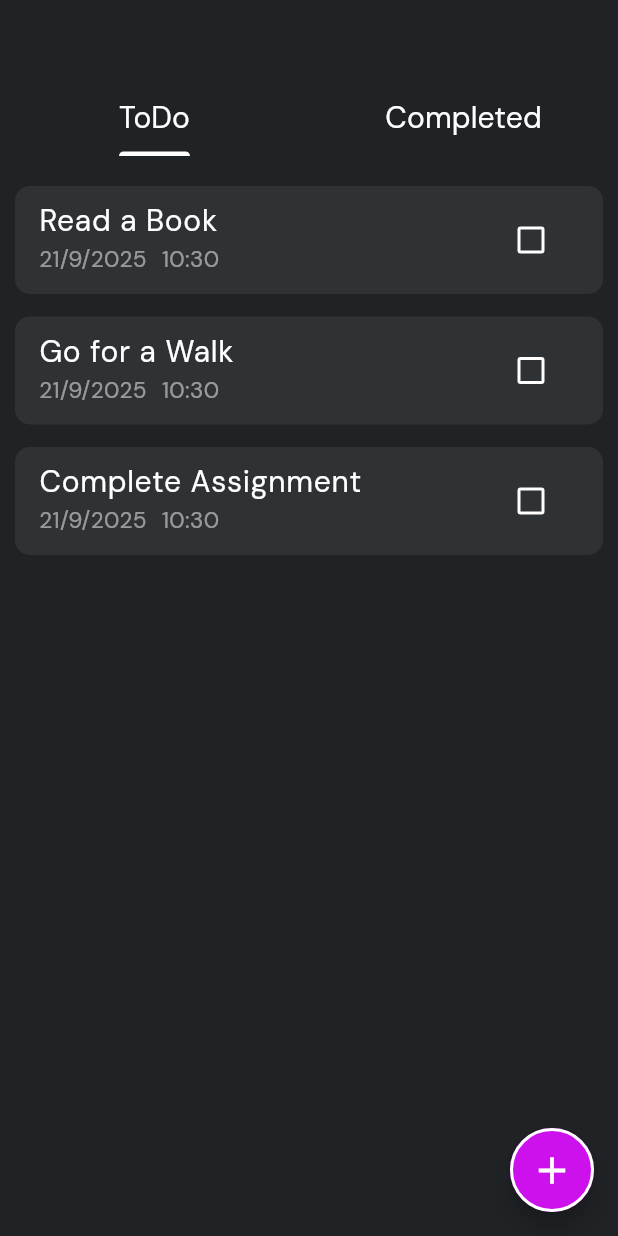
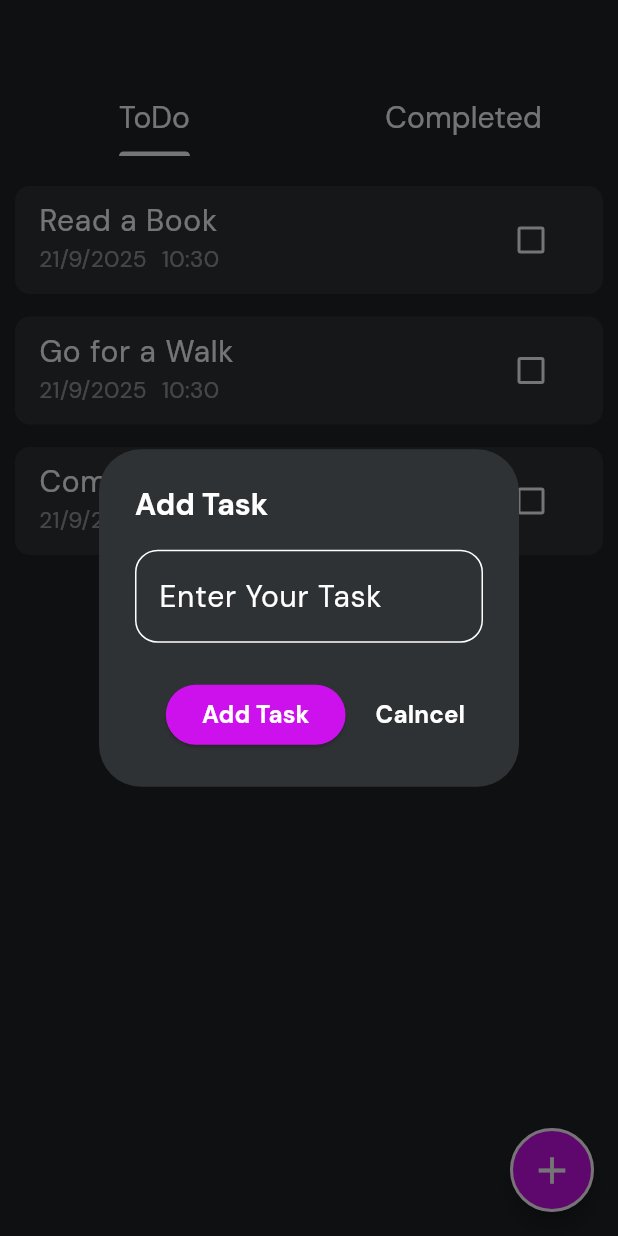
Before and after one commit to charitha-98/notes-task-management-app, a Flutter app: the TodoPage screen opened by its route, after a tap on the "add" icon, on a phone screen of 412 x 824 dp. Run offline on Flutter 3.47's test engine with Material 3 defaults, Android fonts, the phone set to English and light mode, and no system bars; our stand-ins replace go_router, google_fonts, hive, hive_flutter; accounts and stored records are empty.

Commit message:
create new task

```diff
--- a/lib/pages/todo_page.dart
+++ b/lib/pages/todo_page.dart
@@ -1,4 +1,7 @@
+// ignore_for_file: deprecated_member_use
+
 import 'package:flutter/material.dart';
+import 'package:note_sphere/helpers/snackbar.dart';
 import 'package:note_sphere/models/todo_model.dart';
 import 'package:note_sphere/services/todo_service.dart';
 import 'package:note_sphere/utills/colors.dart';
@@ -19,8 +22,16 @@ class _TodoPageState extends State<TodoPage>
   late List<ToDo> allTodos = [];
   late List<ToDo> incompletedTodos = [];
   late List<ToDo> completedTodos = [];
+  TextEditingController _taskController = TextEditingController();
 
   TodoService todoService = TodoService();
+
+  @override
+  void dispose() {
+    _tabController.dispose();
+    _taskController.dispose();
+    super.dispose();
+  }
 
   @override
   void initState() {
@@ -47,6 +58,85 @@ class _TodoPageState extends State<TodoPage>
     });
   }
 
+  void _addTask() async {
+    try {
+      if (_taskController.text.isNotEmpty) {
+        final ToDo newTodo = ToDo(
+          title: _taskController.text,
+          date: DateTime.now(),
+          time: DateTime.now(),
+          isDone: false,
+        );
+
+        await todoService.addTodo(newTodo);
+
+        setState(() {
+          allTodos.add(newTodo);
+          incompletedTodos.add(newTodo);
+        });
+
+        AppHelpers.showSnackBar(context, "Task added!");
+        Navigator.pop(context);
+      }
+    } catch (e) {
+      AppHelpers.showSnackBar(context, "Faild to add task!");
+    }
+  }
+
+  void openMassageModel(BuildContext context) {
+    showDialog(
+      context: context,
+      builder: (context) {
+        return AlertDialog(
+          backgroundColor: AppColors.kCardColor,
+          title: Text(
+            "Add Task",
+            style: AppTextStyles.appDescription.copyWith(
+              fontSize: 20,
+              fontWeight: FontWeight.bold,
+            ),
+          ),
+          content: TextField(
+            controller: _taskController,
+            style: TextStyle(color: AppColors.kWhiteColor),
+            decoration: InputDecoration(
+              hintText: "Enter Your Task",
+              hintStyle: AppTextStyles.appDescription,
+              border: OutlineInputBorder(
+                borderRadius: BorderRadius.circular(15),
+              ),
+            ),
+          ),
+          actions: [
+            ElevatedButton(
+              onPressed: () {
+                _addTask();
+              },
+              style: ButtonStyle(
+                backgroundColor: MaterialStatePropertyAll(AppColors.kFabColor),
+                shape: MaterialStatePropertyAll(
+                  RoundedRectangleBorder(
+                    borderRadius: BorderRadius.circular(100),
+                  ),
+                ),
+              ),
+              child: Text("Add Task", style: AppTextStyles.appButton),
+            ),
+            TextButton(
+              onPressed: () {
+                Navigator.of(context).pop();
+              },
+              style: ButtonStyle(
+                backgroundColor: MaterialStatePropertyAll(AppColors.kCardColor),
+              ),
+              child: Text("Calncel", style: AppTextStyles.appButton),
+            ),
+          ],
+        );
+      },
+    );
+  }
+
   @override
   Widget build(BuildContext context) {
     return Scaffold(
@@ -61,7 +151,9 @@ class _TodoPageState extends State<TodoPage>
         ),
       ),
       floatingActionButton: FloatingActionButton(
-        onPressed: () {},
+        onPressed: () {
+          openMassageModel(context);
+        },
         shape: RoundedRectangleBorder(
           borderRadius: BorderRadius.all(Radius.circular(100)),
           side: BorderSide(color: AppColors.kWhiteColor, width: 2),
--- a/lib/widgets/completed_tab.dart
+++ b/lib/widgets/completed_tab.dart
@@ -46,7 +46,6 @@ class _CompletedTabState extends State<CompletedTab> {
 
   @override
   Widget build(BuildContext context) {
-    print("Completed todos length: ${widget.completedTodos.length}");
     setState(() {
       widget.completedTodos.sort((a, b) => a.time.compareTo(b.time));
     });
--- a/lib/widgets/todo_tab.dart
+++ b/lib/widgets/todo_tab.dart
@@ -23,6 +23,7 @@ class _TodoTabState extends State<TodoTab> {
   void _markTodoAsDone(ToDo todo) async {
     try {
       final ToDo updatedToDo = ToDo(
+        id: todo.id,
         title: todo.title,
         date: todo.date,
         time: todo.time,
```
Also changed, not shown: lib/services/todo_service.dart (+11 -0 lines).
